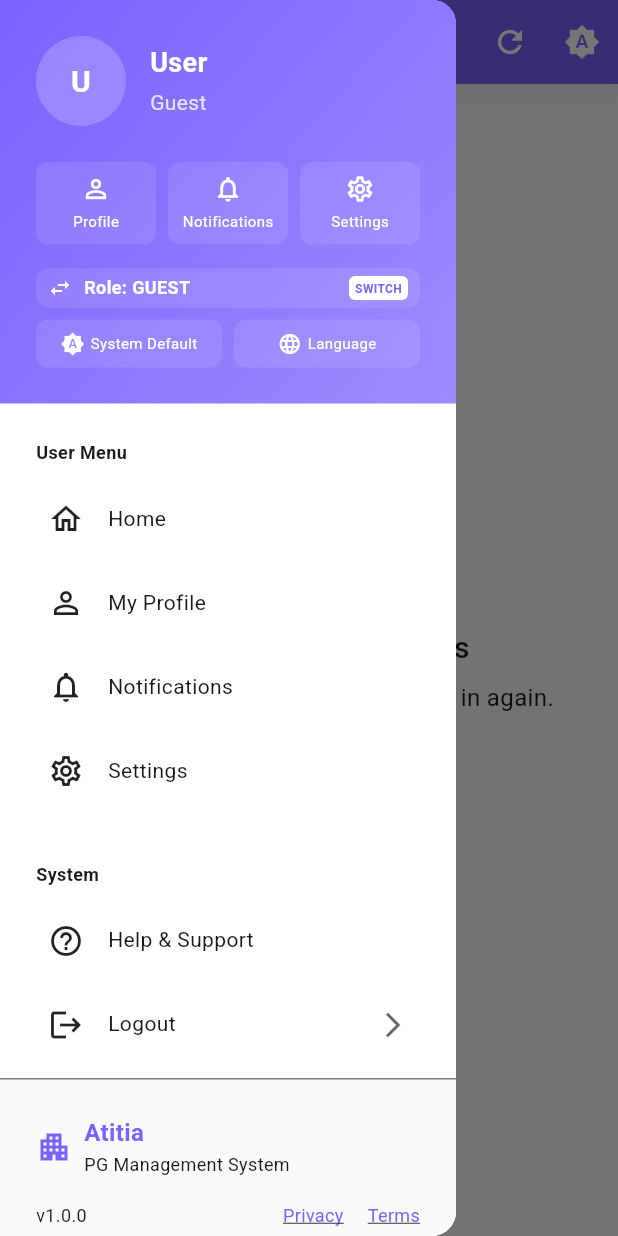
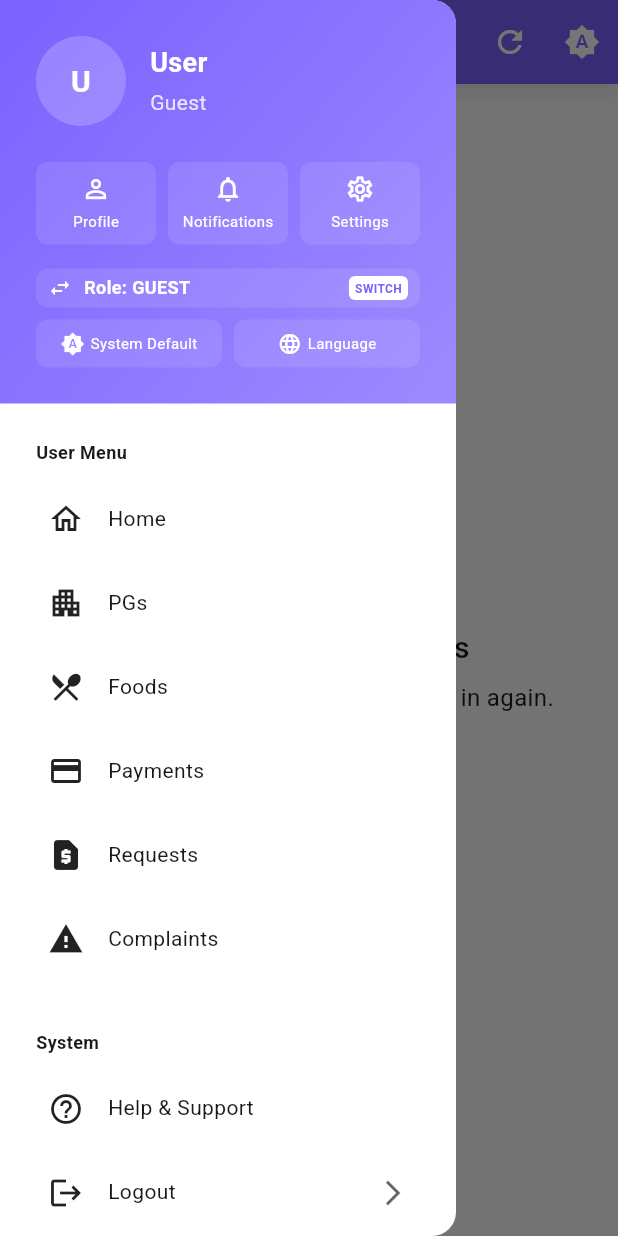
Before and after one commit to bantirathodtech/atitia, a Flutter app: the GuestBookingRequestsScreen screen opened directly, with the side drawer open, on a phone screen of 412 x 824 dp. Run offline on Flutter 3.47's test engine with Material 3 defaults, Android fonts, the phone set to English and light mode, and no system bars; our stand-ins replace cached_network_image, cloud_firestore, cloud_functions, connectivity_plus, equatable, firebase_analytics and 15 more; missing offline and left inert: encrypt, firebase_app_check, firebase_performance, google_sign_in_all_platforms; accounts and stored records are empty; statements that could not run were skipped; project files that could hold a hidden picture were left out.

Commit message:
refactor(guest-drawer): update menu - remove duplicates and add dashboard tabs
- Remove My Profile, Notifications, Settings from guest drawer user menu (already in header)
- Add all 5 guest dashboard tabs to user menu: PGs, Foods, Payments, Requests, Complaints
- Update guest drawer navigation handler to support all dashboard tabs
- Guest user menu now: Home, PGs, Foods, Payments, Requests, Complaints, Help & Support, Logout
- Profile, Notifications, Settings remain accessible via header buttons

```diff
--- a/lib/common/widgets/drawers/adaptive_drawer.dart
+++ b/lib/common/widgets/drawers/adaptive_drawer.dart
@@ -1031,23 +1031,35 @@ class AdaptiveDrawer extends AdaptiveStatelessWidget {
             ),
           ]
         : [
-            // Guest items - keep My Profile, Notifications, Settings for guests
+            // Guest dashboard tabs - remove My Profile, Notifications, Settings (already in header)
             DrawerMenuItem(
-              id: 'profile',
-              label: 'My Profile',
-              icon: Icons.person_outline,
+              id: 'pgs',
+              label: 'PGs',
+              icon: Icons.apartment,
               section: 'user',
             ),
             DrawerMenuItem(
-              id: 'notifications',
-              label: 'Notifications',
-              icon: Icons.notifications_outlined,
+              id: 'foods',
+              label: 'Foods',
+              icon: Icons.restaurant_menu,
               section: 'user',
             ),
             DrawerMenuItem(
-              id: 'settings',
-              label: 'Settings',
-              icon: Icons.settings_outlined,
+              id: 'payments',
+              label: 'Payments',
+              icon: Icons.payment,
+              section: 'user',
+            ),
+            DrawerMenuItem(
+              id: 'requests',
+              label: 'Requests',
+              icon: Icons.request_page,
+              section: 'user',
+            ),
+            DrawerMenuItem(
+              id: 'complaints',
+              label: 'Complaints',
+              icon: Icons.report_problem,
               section: 'user',
             ),
           ];
--- a/lib/common/widgets/drawers/guest_drawer.dart
+++ b/lib/common/widgets/drawers/guest_drawer.dart
@@ -47,9 +47,39 @@ class GuestDrawer extends StatelessWidget {
   void _handleDrawerNavigation(BuildContext context, String item) {
     switch (item) {
       case 'home':
-        // Navigate to guest dashboard home
+        // Navigate to guest dashboard home (PGs tab)
         if (onNavigationTap != null) {
           onNavigationTap!(0); // PG List tab
+        }
+        break;
+      case 'pgs':
+        // Navigate to PGs tab
+        if (onNavigationTap != null) {
+          onNavigationTap!(0); // PGs tab
+        }
+        break;
+      case 'foods':
+        // Navigate to Foods tab
+        if (onNavigationTap != null) {
+          onNavigationTap!(1); // Foods tab
+        }
+        break;
+      case 'payments':
+        // Navigate to Payments tab
+        if (onNavigationTap != null) {
+          onNavigationTap!(2); // Payments tab
+        }
+        break;
+      case 'requests':
+        // Navigate to Requests tab
+        if (onNavigationTap != null) {
+          onNavigationTap!(3); // Requests tab
+        }
+        break;
+      case 'complaints':
+        // Navigate to Complaints tab
+        if (onNavigationTap != null) {
+          onNavigationTap!(4); // Complaints tab
         }
         break;
       case 'profile':
```
